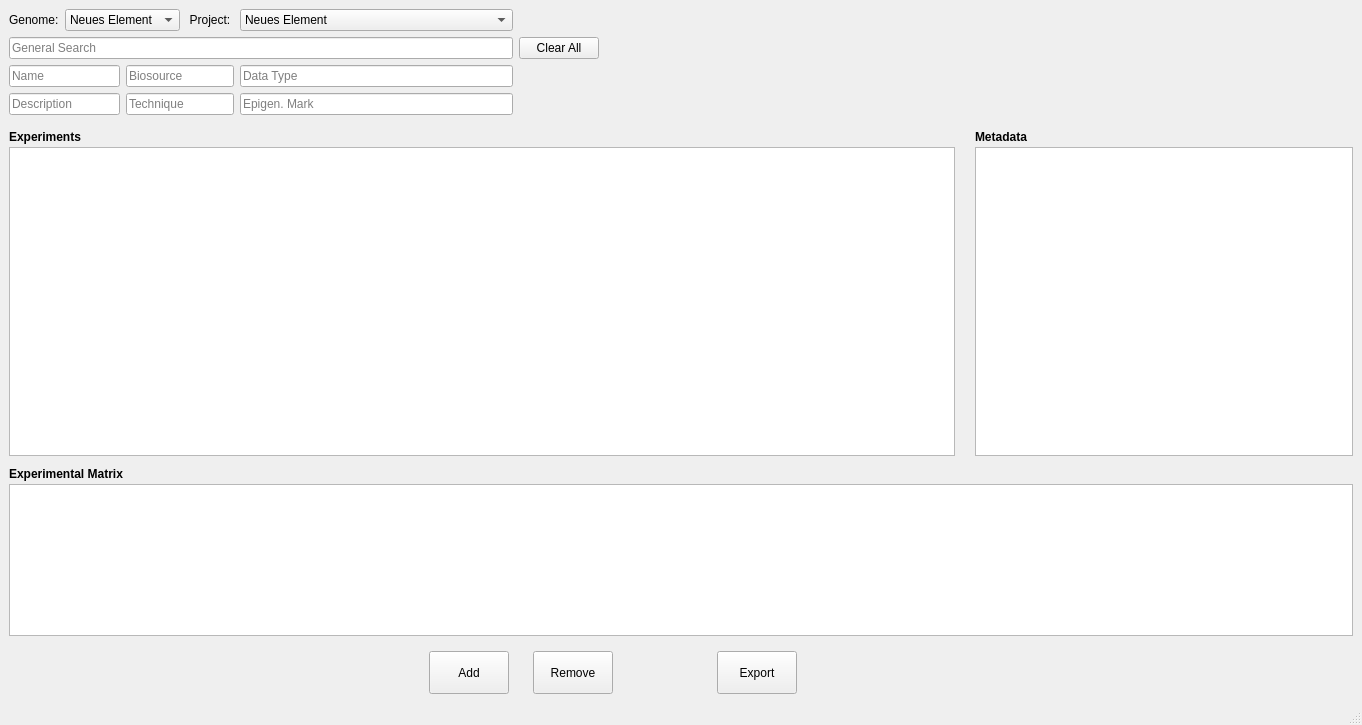
Before: the Qt Designer form interface/design.ui in Marvin84/reg-gen, drawn with Qt 5.
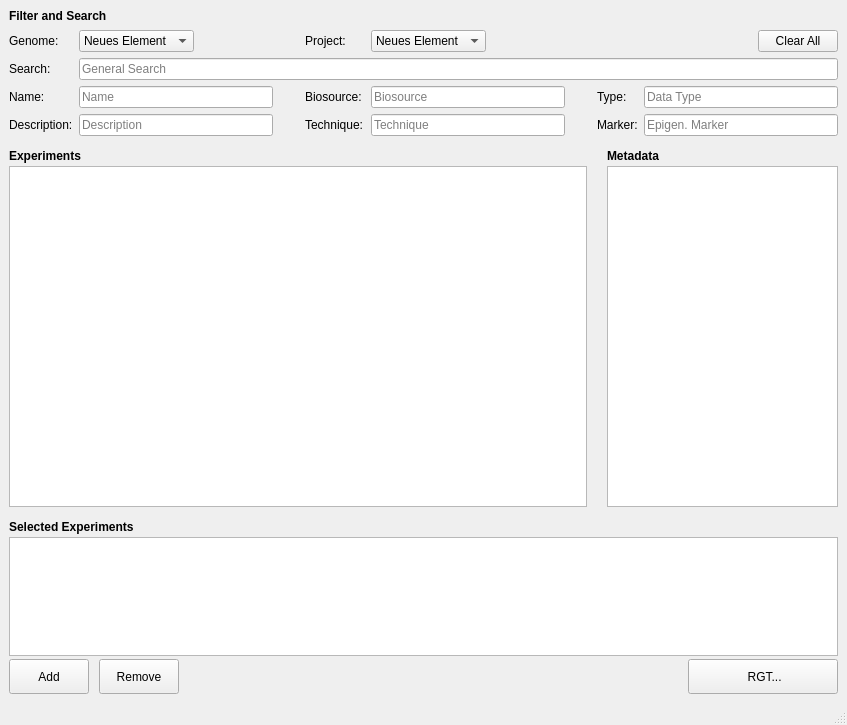
After: the same form once the commit is applied. Icons and pictures are not drawn.

Commit message: design adjustments

What changed in the file:
```diff
--- a/interface/design.ui
+++ b/interface/design.ui
@@ -6,7 +6,7 @@
    <rect>
     <x>0</x>
     <y>0</y>
-    <width>1362</width>
+    <width>847</width>
     <height>725</height>
    </rect>
   </property>
@@ -15,17 +15,218 @@
   </property>
   <widget class="QWidget" name="Form">
    <layout class="QGridLayout" name="gridLayout_3">
-    <item row="0" column="0">
+    <item row="1" column="0" colspan="2">
+     <layout class="QVBoxLayout" name="verticalLayout" stretch="0,0,15,0,0,5,0">
+      <property name="spacing">
+       <number>3</number>
+      </property>
+      <property name="topMargin">
+       <number>0</number>
+      </property>
+      <item>
      <layout class="QGridLayout" name="gridLayout">
+        <property name="horizontalSpacing">
+         <number>6</number>
+        </property>
+        <property name="verticalSpacing">
+         <number>7</number>
+        </property>
+        <item row="1" column="0" colspan="2">
+         <widget class="QLabel" name="label_6">
+          <property name="font">
+           <font>
+            <weight>75</weight>
+            <bold>true</bold>
+           </font>
+          </property>
+          <property name="locale">
+           <locale language="English" country="UnitedStates"/>
+          </property>
+          <property name="text">
+           <string>Filter and Search</string>
+          </property>
+         </widget>
+        </item>
+        <item row="3" column="0" colspan="7">
+         <layout class="QGridLayout" name="gridLayout_5">
+          <property name="spacing">
+           <number>6</number>
+          </property>
       <item row="0" column="0">
        <widget class="QLabel" name="label">
+            <property name="sizePolicy">
+             <sizepolicy hsizetype="Fixed" vsizetype="Preferred">
+              <horstretch>0</horstretch>
+              <verstretch>0</verstretch>
+             </sizepolicy>
+            </property>
         <property name="text">
          <string>Genome:</string>
         </property>
        </widget>
       </item>
-      <item row="0" column="1" colspan="2">
+          <item row="3" column="7">
+           <widget class="QLineEdit" name="lineEditEpigenetic">
+            <property name="sizePolicy">
+             <sizepolicy hsizetype="Expanding" vsizetype="Fixed">
+              <horstretch>0</horstretch>
+              <verstretch>0</verstretch>
+             </sizepolicy>
+            </property>
+            <property name="placeholderText">
+             <string>Epigen. Marker</string>
+            </property>
+           </widget>
+          </item>
+          <item row="3" column="0">
+           <widget class="QLabel" name="label_8">
+            <property name="text">
+             <string>Description:</string>
+            </property>
+           </widget>
+          </item>
+          <item row="2" column="1">
+           <widget class="QLineEdit" name="lineEditName">
+            <property name="placeholderText">
+             <string>Name</string>
+            </property>
+           </widget>
+          </item>
+          <item row="3" column="1">
+           <widget class="QLineEdit" name="lineEditDescription">
+            <property name="placeholderText">
+             <string>Description</string>
+            </property>
+           </widget>
+          </item>
+          <item row="3" column="4">
+           <widget class="QLineEdit" name="lineEditTechnique">
+            <property name="placeholderText">
+             <string>Technique</string>
+            </property>
+           </widget>
+          </item>
+          <item row="3" column="3">
+           <widget class="QLabel" name="label_10">
+            <property name="text">
+             <string>Technique:</string>
+            </property>
+           </widget>
+          </item>
+          <item row="2" column="2">
+           <spacer name="horizontalSpacer_6">
+            <property name="orientation">
+             <enum>Qt::Horizontal</enum>
+            </property>
+            <property name="sizeType">
+             <enum>QSizePolicy::Fixed</enum>
+            </property>
+            <property name="sizeHint" stdset="0">
+             <size>
+              <width>20</width>
+              <height>20</height>
+             </size>
+            </property>
+           </spacer>
+          </item>
+          <item row="2" column="4">
+           <widget class="QLineEdit" name="lineEditBiosource">
+            <property name="placeholderText">
+             <string>Biosource</string>
+            </property>
+           </widget>
+          </item>
+          <item row="2" column="3">
+           <widget class="QLabel" name="label_9">
+            <property name="text">
+             <string>Biosource: </string>
+            </property>
+           </widget>
+          </item>
+          <item row="2" column="0">
+           <widget class="QLabel" name="label_7">
+            <property name="text">
+             <string>Name:</string>
+            </property>
+           </widget>
+          </item>
+          <item row="2" column="6">
+           <widget class="QLabel" name="label_11">
+            <property name="text">
+             <string>Type:</string>
+            </property>
+           </widget>
+          </item>
+          <item row="3" column="6">
+           <widget class="QLabel" name="label_12">
+            <property name="text">
+             <string>Marker:</string>
+            </property>
+           </widget>
+          </item>
+          <item row="3" column="5">
+           <spacer name="horizontalSpacer_9">
+            <property name="orientation">
+             <enum>Qt::Horizontal</enum>
+            </property>
+            <property name="sizeType">
+             <enum>QSizePolicy::Fixed</enum>
+            </property>
+            <property name="sizeHint" stdset="0">
+             <size>
+              <width>20</width>
+              <height>20</height>
+             </size>
+            </property>
+           </spacer>
+          </item>
+          <item row="3" column="2">
+           <spacer name="horizontalSpacer_7">
+            <property name="orientation">
+             <enum>Qt::Horizontal</enum>
+            </property>
+            <property name="sizeType">
+             <enum>QSizePolicy::Fixed</enum>
+            </property>
+            <property name="sizeHint" stdset="0">
+             <size>
+              <width>20</width>
+              <height>20</height>
+             </size>
+            </property>
+           </spacer>
+          </item>
+          <item row="2" column="5">
+           <spacer name="horizontalSpacer_8">
+            <property name="orientation">
+             <enum>Qt::Horizontal</enum>
+            </property>
+            <property name="sizeType">
+             <enum>QSizePolicy::Fixed</enum>
+            </property>
+            <property name="sizeHint" stdset="0">
+             <size>
+              <width>20</width>
+              <height>20</height>
+             </size>
+            </property>
+           </spacer>
+          </item>
+          <item row="1" column="0">
+           <widget class="QLabel" name="label_13">
+            <property name="text">
+             <string>Search:</string>
+            </property>
+           </widget>
+          </item>
+          <item row="0" column="1">
        <widget class="QComboBox" name="comboBoxGenome">
+            <property name="sizePolicy">
+             <sizepolicy hsizetype="Fixed" vsizetype="Fixed">
+              <horstretch>0</horstretch>
+              <verstretch>0</verstretch>
+             </sizepolicy>
+            </property>
         <item>
          <property name="text">
           <string>Neues Element</string>
@@ -48,8 +249,27 @@
         </item>
        </widget>
       </item>
+          <item row="2" column="7">
+           <widget class="QLineEdit" name="lineEditDataType">
+            <property name="sizePolicy">
+             <sizepolicy hsizetype="Expanding" vsizetype="Fixed">
+              <horstretch>0</horstretch>
+              <verstretch>0</verstretch>
+             </sizepolicy>
+            </property>
+            <property name="placeholderText">
+             <string>Data Type</string>
+            </property>
+           </widget>
+          </item>
       <item row="0" column="3">
        <widget class="QLabel" name="label_2">
+            <property name="sizePolicy">
+             <sizepolicy hsizetype="Fixed" vsizetype="Preferred">
+              <horstretch>0</horstretch>
+              <verstretch>0</verstretch>
+             </sizepolicy>
+            </property>
         <property name="text">
          <string>Project:</string>
         </property>
@@ -60,6 +280,12 @@
       </item>
       <item row="0" column="4">
        <widget class="QComboBox" name="comboBoxProject">
+            <property name="sizePolicy">
+             <sizepolicy hsizetype="Fixed" vsizetype="Fixed">
+              <horstretch>0</horstretch>
+              <verstretch>0</verstretch>
+             </sizepolicy>
+            </property>
         <item>
          <property name="text">
           <string>Neues Element</string>
@@ -82,119 +308,71 @@
         </item>
        </widget>
       </item>
-      <item row="1" column="0" colspan="5">
+          <item row="1" column="1" colspan="7">
        <widget class="QLineEdit" name="lineEditGeneralSearch">
         <property name="placeholderText">
          <string>General Search</string>
         </property>
        </widget>
       </item>
-      <item row="1" column="5">
+          <item row="0" column="7">
+           <layout class="QHBoxLayout" name="horizontalLayout_2">
+            <item>
+             <spacer name="horizontalSpacer_4">
+              <property name="orientation">
+               <enum>Qt::Horizontal</enum>
+              </property>
+              <property name="sizeHint" stdset="0">
+               <size>
+                <width>40</width>
+                <height>20</height>
+               </size>
+              </property>
+             </spacer>
+            </item>
+            <item>
        <widget class="QPushButton" name="pushButtonClear">
+              <property name="sizePolicy">
+               <sizepolicy hsizetype="Fixed" vsizetype="Fixed">
+                <horstretch>0</horstretch>
+                <verstretch>0</verstretch>
+               </sizepolicy>
+              </property>
+              <property name="layoutDirection">
+               <enum>Qt::LeftToRight</enum>
+              </property>
+              <property name="locale">
+               <locale language="English" country="UnitedStates"/>
+              </property>
         <property name="text">
          <string>Clear All</string>
         </property>
        </widget>
       </item>
-      <item row="2" column="0" colspan="2">
-       <widget class="QLineEdit" name="lineEditName">
-        <property name="placeholderText">
-         <string>Name</string>
-        </property>
-       </widget>
-      </item>
-      <item row="2" column="2" colspan="2">
-       <widget class="QLineEdit" name="lineEditBiosource">
-        <property name="placeholderText">
-         <string>Biosource</string>
-        </property>
-       </widget>
-      </item>
-      <item row="2" column="4">
-       <widget class="QLineEdit" name="lineEditDataType">
-        <property name="placeholderText">
-         <string>Data Type</string>
-        </property>
-       </widget>
-      </item>
-      <item row="3" column="0" colspan="2">
-       <widget class="QLineEdit" name="lineEditDescription">
-        <property name="placeholderText">
-         <string>Description</string>
-        </property>
-       </widget>
-      </item>
-      <item row="3" column="2" colspan="2">
-       <widget class="QLineEdit" name="lineEditTechnique">
-        <property name="placeholderText">
-         <string>Technique</string>
-        </property>
-       </widget>
-      </item>
-      <item row="3" column="4">
-       <widget class="QLineEdit" name="lineEditEpigenetic">
-        <property name="placeholderText">
-         <string>Epigen. Mark</string>
-        </property>
-       </widget>
-      </item>
-     </layout>
-    </item>
-    <item row="0" column="1">
-     <spacer name="horizontalSpacer_4">
+           </layout>
+          </item>
+         </layout>
+        </item>
+       </layout>
+      </item>
+      <item>
+       <spacer name="verticalSpacer_2">
       <property name="orientation">
-       <enum>Qt::Horizontal</enum>
-      </property>
-      <property name="sizeType">
-       <enum>QSizePolicy::Expanding</enum>
+         <enum>Qt::Vertical</enum>
       </property>
       <property name="sizeHint" stdset="0">
        <size>
-        <width>748</width>
-        <height>20</height>
+          <width>20</width>
+          <height>10</height>
        </size>
       </property>
      </spacer>
     </item>
-    <item row="1" column="0" colspan="2">
-     <layout class="QVBoxLayout" name="verticalLayout" stretch="15,0,0,7,0,2">
-      <property name="spacing">
-       <number>3</number>
-      </property>
-      <property name="topMargin">
-       <number>9</number>
-      </property>
       <item>
-       <layout class="QGridLayout" name="gridLayout_2" columnstretch="5,2">
+       <layout class="QGridLayout" name="gridLayout_2" columnstretch="10,4">
         <property name="horizontalSpacing">
          <number>20</number>
         </property>
-        <item row="0" column="0">
-         <widget class="QLabel" name="label_3">
-          <property name="font">
-           <font>
-            <weight>75</weight>
-            <bold>true</bold>
-           </font>
-          </property>
-          <property name="text">
-           <string>Experiments</string>
-          </property>
-         </widget>
-        </item>
-        <item row="0" column="1">
-         <widget class="QLabel" name="label_4">
-          <property name="font">
-           <font>
-            <weight>75</weight>
-            <bold>true</bold>
-           </font>
-          </property>
-          <property name="text">
-           <string>Metadata</string>
-          </property>
-         </widget>
-        </item>
         <item row="1" column="1">
          <widget class="QTableView" name="tableViewMeta">
           <property name="autoScroll">
@@ -226,6 +404,32 @@
           </attribute>
          </widget>
         </item>
+        <item row="0" column="0">
+         <widget class="QLabel" name="label_3">
+          <property name="font">
+           <font>
+            <weight>75</weight>
+            <bold>true</bold>
+           </font>
+          </property>
+          <property name="text">
+           <string>Experiments</string>
+          </property>
+         </widget>
+        </item>
+        <item row="0" column="1">
+         <widget class="QLabel" name="label_4">
+          <property name="font">
+           <font>
+            <weight>75</weight>
+            <bold>true</bold>
+           </font>
+          </property>
+          <property name="text">
+           <string>Metadata</string>
+          </property>
+         </widget>
+        </item>
         <item row="1" column="0">
          <widget class="QTableView" name="dataTable">
           <property name="selectionBehavior">
@@ -258,7 +462,7 @@
         <property name="sizeHint" stdset="0">
          <size>
           <width>20</width>
-          <height>8</height>
+          <height>10</height>
          </size>
         </property>
        </spacer>
@@ -272,7 +476,7 @@
          </font>
         </property>
         <property name="text">
-         <string>Experimental Matrix</string>
+         <string>Selected Experiments</string>
         </property>
         <property name="alignment">
          <set>Qt::AlignBottom|Qt::AlignLeading|Qt::AlignLeft</set>
@@ -302,58 +506,10 @@
        </widget>
       </item>
       <item>
-       <spacer name="verticalSpacer_2">
-        <property name="orientation">
-         <enum>Qt::Vertical</enum>
-        </property>
-        <property name="sizeType">
-         <enum>QSizePolicy::Fixed</enum>
-        </property>
-        <property name="sizeHint" stdset="0">
-         <size>
-          <width>20</width>
-          <height>12</height>
-         </size>
-        </property>
-       </spacer>
-      </item>
-      <item>
-       <layout class="QHBoxLayout" name="horizontalLayout" stretch="0,0,0,0,0,0,0">
+       <layout class="QHBoxLayout" name="horizontalLayout" stretch="0,0,0,0">
         <property name="spacing">
-         <number>24</number>
+         <number>10</number>
         </property>
-        <item>
-         <spacer name="horizontalSpacer">
-          <property name="orientation">
-           <enum>Qt::Horizontal</enum>
-          </property>
-          <property name="sizeType">
-           <enum>QSizePolicy::Fixed</enum>
-          </property>
-          <property name="sizeHint" stdset="0">
-           <size>
-            <width>330</width>
-            <height>20</height>
-           </size>
-          </property>
-         </spacer>
-        </item>
-        <item>
-         <spacer name="horizontalSpacer_5">
-          <property name="orientation">
-           <enum>Qt::Horizontal</enum>
-          </property>
-          <property name="sizeType">
-           <enum>QSizePolicy::Preferred</enum>
-          </property>
-          <property name="sizeHint" stdset="0">
-           <size>
-            <width>90</width>
-            <height>20</height>
-           </size>
-          </property>
-         </spacer>
-        </item>
         <item>
          <widget class="QPushButton" name="pushButtonAdd">
           <property name="sizePolicy">
@@ -404,16 +560,16 @@
          </widget>
         </item>
         <item>
-         <spacer name="horizontalSpacer_2">
+         <spacer name="horizontalSpacer">
           <property name="orientation">
            <enum>Qt::Horizontal</enum>
           </property>
           <property name="sizeType">
-           <enum>QSizePolicy::Fixed</enum>
+           <enum>QSizePolicy::Expanding</enum>
           </property>
           <property name="sizeHint" stdset="0">
            <size>
-            <width>80</width>
+            <width>330</width>
             <height>20</height>
            </size>
           </property>
@@ -422,13 +578,19 @@
         <item>
          <widget class="QPushButton" name="pushButtonExport">
           <property name="sizePolicy">
-           <sizepolicy hsizetype="Minimum" vsizetype="Expanding">
+           <sizepolicy hsizetype="Minimum" vsizetype="Fixed">
             <horstretch>0</horstretch>
             <verstretch>0</verstretch>
            </sizepolicy>
           </property>
+          <property name="minimumSize">
+           <size>
+            <width>150</width>
+            <height>35</height>
+           </size>
+          </property>
           <property name="text">
-           <string>Export</string>
+           <string> RGT...</string>
           </property>
           <property name="icon">
            <iconset resource="icons.qrc">
@@ -442,19 +604,6 @@
           </property>
          </widget>
         </item>
-        <item>
-         <spacer name="horizontalSpacer_3">
-          <property name="orientation">
-           <enum>Qt::Horizontal</enum>
-          </property>
-          <property name="sizeHint" stdset="0">
-           <size>
-            <width>40</width>
-            <height>20</height>
-           </size>
-          </property>
-         </spacer>
-        </item>
        </layout>
       </item>
      </layout>
```
Left out of the diff: 4 changed lines with no effect on the pictures. Lines whose indentation alone changed are shown as unchanged. The commit also changes 4 other files.
